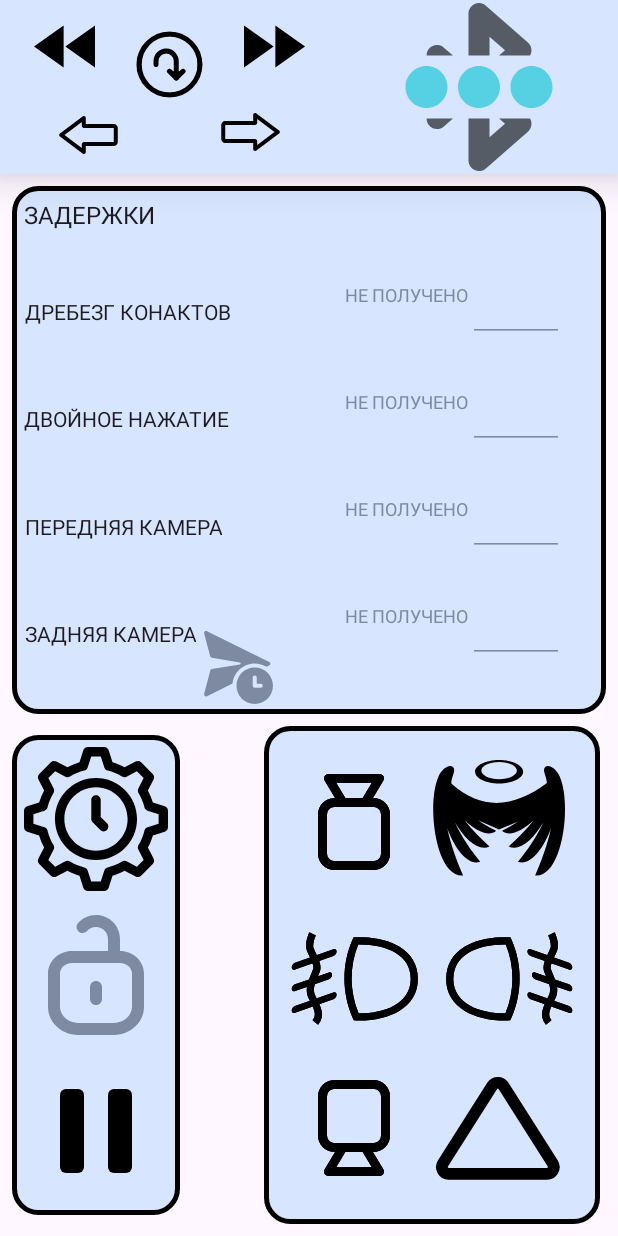
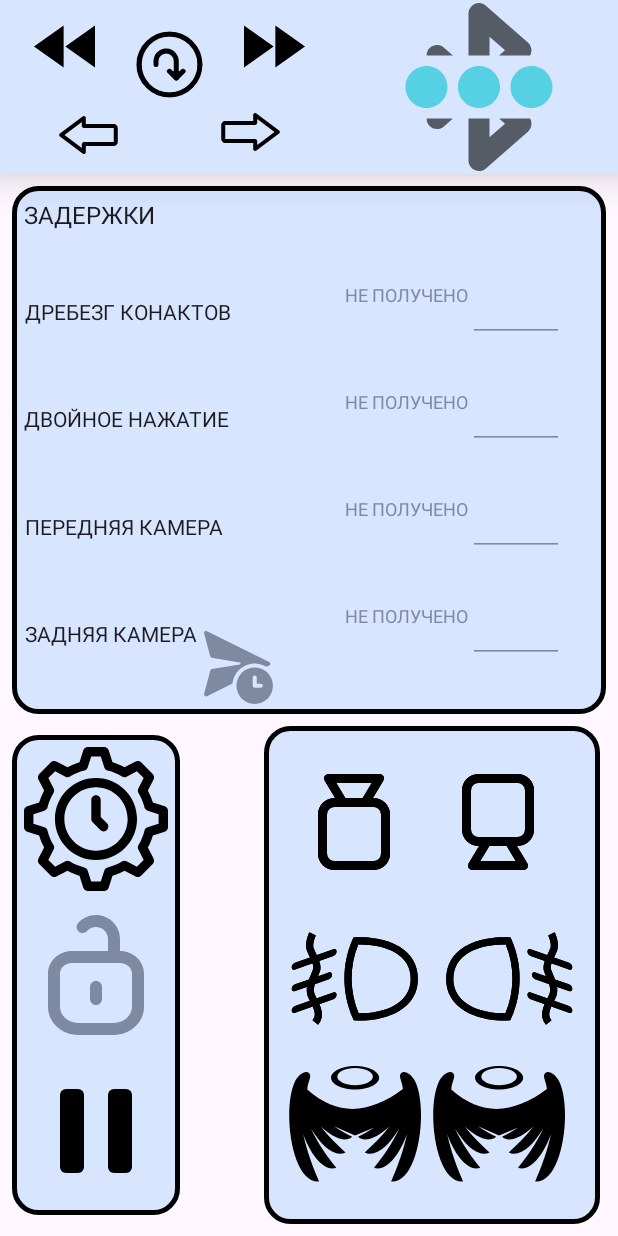
Before and after one commit to falconArdente/Car-controller_android-application, an Android app: the screen it shows after launch (MainActivity), after a tap on an icon or button, on a phone screen of 412 x 824 dp. Run offline under Robolectric (Android 15) with nearby library versions, the phone set to English and light mode, and no system bars; our stand-ins replace Dagger/Hilt's generated code; libraries missing offline, so code that uses them is left out: com.markodevcic.peko, com.welie.blessed; 3 statements that could not run were skipped; 2 other taps on this screen came first.

Commit message:
Промежуточный коммит: перебераю состояние

```diff
--- a/src/main/java/com/example/carcamerasandlightsbluetooth/data/bluetooth/BluetoothRepositoryImpl.kt
+++ b/src/main/java/com/example/carcamerasandlightsbluetooth/data/bluetooth/BluetoothRepositoryImpl.kt
@@ -189,7 +189,7 @@ class BluetoothRepositoryImpl @Inject constructor(
                     relayIsOn = frontCameraIsShown,
                     rightAngelEyeIsOn = rightAngelEyeIsOn,
                     leftAngelEyeIsOn = leftAngelEyeIsOn,
-                    displayIsOn = displayIsOn,
+                    displayIsOn = (frontCameraIsShown || rearCameraIsShown),
                     cameraState = if (testIsOn) CameraState.TEST_MODE else CameraState.CAMS_OFF
                 )
             )
--- a/src/main/java/com/example/carcamerasandlightsbluetooth/data/dto/DeviceReports.kt
+++ b/src/main/java/com/example/carcamerasandlightsbluetooth/data/dto/DeviceReports.kt
@@ -1,6 +1,5 @@
 package com.example.carcamerasandlightsbluetooth.data.dto
 
-import com.example.carcamerasandlightsbluetooth.domain.model.DeviceState
 import com.example.carcamerasandlightsbluetooth.domain.model.Timings
 
 sealed class DeviceReports {
@@ -9,7 +8,7 @@ sealed class DeviceReports {
     ) : DeviceReports()
 
     data class StateReport(
-        val state: DeviceState
+        val state: HardDeviceState
     ) : DeviceReports()
 
     data class AdditionalReport(
--- a/src/main/java/com/example/carcamerasandlightsbluetooth/domain/model/DeviceState.kt
+++ b/src/main/java/com/example/carcamerasandlightsbluetooth/domain/model/DeviceState.kt
@@ -13,7 +13,7 @@ data class DeviceState(
     val frontCameraIsShown: Boolean,
     val rightAngelEyeIsOn: Boolean,
     val leftAngelEyeIsOn: Boolean,
-    val displayIsOn: Boolean,
+    val rearCameraIsShown: Boolean,
     val testModeIsOn: Boolean,
     val timings: Timings
 ) {
@@ -38,7 +38,7 @@ data class DeviceState(
             frontCameraIsShown = false,
             rightAngelEyeIsOn = false,
             leftAngelEyeIsOn = false,
-            displayIsOn = false,
+            rearCameraIsShown = false,
             testModeIsOn = false,
             timings = Timings.NOT_INITIALIZED
         )
--- a/src/main/java/com/example/carcamerasandlightsbluetooth/presentation/MainActivity.kt
+++ b/src/main/java/com/example/carcamerasandlightsbluetooth/presentation/MainActivity.kt
@@ -3,6 +3,7 @@ package com.example.carcamerasandlightsbluetooth.presentation
 import android.content.res.Configuration
 import android.os.Bundle
 import android.text.method.ScrollingMovementMethod
+import android.util.Log
 import android.view.View
 import android.view.Window
 import android.widget.EditText
@@ -109,11 +110,11 @@ class MainActivity : AppCompatActivity() {
         with(binding.commandsBlock) {
             glass.setOnClickListener { viewModel.clickLock() }
             frontCam.setOnClickListener { viewModel.clickFrontCam() }
-            backCam.setOnClickListener { viewModel.clickRearCam() }
+            rearUnlockedCam.setOnClickListener { viewModel.clickRearCam() }
             leftFog.setOnClickListener { viewModel.clickLeftFog() }
             rightFog.setOnClickListener { viewModel.clickRightFog() }
-            angelEye.setOnClickListener { viewModel.clickAngelEye() }
-            cautionInSet.setOnClickListener { viewModel.clickCaution() }
+            rightAngelEye.setOnClickListener { viewModel.clickRightAngelEye() }
+            rearCamLeftAngelEye.setOnClickListener { viewModel.clickLeftAngelEye() }
         }
     }
 
@@ -170,8 +171,8 @@ class MainActivity : AppCompatActivity() {
             glass.isVisible = isLocked
             frontCamBack.isVisible = isLocked
             frontCamText.isVisible = isLocked
-            cautionInSet.isVisible = !isLocked
-            angelEye.isVisible = !isLocked
+            rightAngelEye.isVisible = !isLocked
+            rearUnlockedCam.isVisible = !isLocked
         }
         binding.columnSet.lockButton.setImageDrawable(
             AppCompatResources.getDrawable(
@@ -179,17 +180,19 @@ class MainActivity : AppCompatActivity() {
                 if (isLocked) R.drawable.lock else R.drawable.unlock
             )
         )
-
     }
 
-    private fun renderCommandSet(state: DeviceState, isLocked: Boolean = true) {
+    private fun renderCommandSet(state: DeviceState, isLocked: Boolean ) {
         with(binding.commandsBlock) {
             if (isLocked) {
+                // TODO updateState class for camera logic
                 backCamText.isVisible = state.rightAngelEyeIsOn
                 frontCamText.isVisible = state.frontCameraIsShown
-                backCam.setBackgroundDrawable(
+                Log.d("SimpleBLE", "isLocked triggerfor Render")
+                rearCamLeftAngelEye.setImageDrawable(
                     AppCompatResources.getDrawable(this@MainActivity, R.drawable.camera_void)
                 )
+                rearCamLeftAngelEye.rotation = 90f
                 frontCam.setBackgroundDrawable(
                     AppCompatResources.getDrawable(this@MainActivity, R.drawable.camera_void)
                 )
@@ -206,7 +209,8 @@ class MainActivity : AppCompatActivity() {
                     )
                 )
             } else {
-                backCam.setBackgroundDrawable(
+                //TODO state logic inside VM
+                rearUnlockedCam.setBackgroundDrawable(
                     AppCompatResources.getDrawable(
                         this@MainActivity,
                         if (state.rightAngelEyeIsOn) R.drawable.camera_on else R.drawable.camera_void
@@ -218,6 +222,10 @@ class MainActivity : AppCompatActivity() {
                         if (state.frontCameraIsShown) R.drawable.camera_on else R.drawable.camera_void
                     )
                 )
+                rearCamLeftAngelEye.setImageDrawable(
+                    AppCompatResources.getDrawable(this@MainActivity, R.drawable.angel_wings)
+                )
+                rearCamLeftAngelEye.rotation = 0f
             }
             leftFog.setBackgroundDrawable(
                 AppCompatResources.getDrawable(
@@ -231,13 +239,8 @@ class MainActivity : AppCompatActivity() {
                     if (state.rightFogIsOn) R.drawable.fog_lamp_on else R.drawable.fog_lamp
                 )
             )
-            cautionInSet.setImageDrawable(
-                AppCompatResources.getDrawable(
-                    this@MainActivity,
-                    if (state.cautionIsOn) R.drawable.caution_sign_on else R.drawable.caution_sign
-                )
-            )
-            angelEye.isActivated = state.leftAngelEyeIsOn
+            rightAngelEye.isActivated = state.rightAngelEyeIsOn
+            rearCamLeftAngelEye.isActivated = state.leftAngelEyeIsOn
         }
 // Column set Caution is Here
         binding.columnSet.cautionButton.setBackgroundDrawable(
--- a/src/main/res/layout/command_set.xml
+++ b/src/main/res/layout/command_set.xml
@@ -69,10 +69,11 @@
         tools:ignore="TextSizeCheck" />
 
     <androidx.appcompat.widget.AppCompatImageButton
-        android:id="@+id/angel_eye"
+        android:id="@+id/rear_unlocked_cam"
         style="@style/LockedCommSettButton"
         android:layout_marginEnd="@dimen/command_camera_margin_end"
-        android:src="@drawable/angel_wings"
+        android:rotation="90"
+        android:src="@drawable/camera_void"
         app:layout_constraintEnd_toEndOf="@id/end_guide"
         app:layout_constraintTop_toTopOf="@id/front_cam"
         tools:ignore="TextSizeCheck" />
@@ -109,7 +110,7 @@
         app:layout_constraintTop_toBottomOf="@id/left_fog" />
 
     <androidx.appcompat.widget.AppCompatImageView
-        android:id="@+id/back_cam"
+        android:id="@+id/rear_cam_left_angel_eye"
         android:layout_width="@dimen/button_size"
         android:layout_height="@dimen/button_size"
         android:layout_marginStart="@dimen/command_camera_margin_start"
@@ -128,12 +129,12 @@
         tools:ignore="TextSizeCheck" />
 
     <androidx.appcompat.widget.AppCompatImageButton
-        android:id="@+id/caution_in_set"
+        android:id="@+id/right_angel_eye"
         style="@style/LockedCommSettButton"
         android:layout_marginEnd="@dimen/command_camera_margin_end"
-        android:src="@drawable/caution_sign"
+        android:src="@drawable/angel_wings"
         app:layout_constraintEnd_toEndOf="@id/end_guide"
-        app:layout_constraintTop_toTopOf="@id/back_cam"
+        app:layout_constraintTop_toTopOf="@id/rear_cam_left_angel_eye"
         tools:ignore="TextSizeCheck" />
 
     <View
@@ -141,6 +142,6 @@
         android:layout_height="@dimen/icon_slide"
         app:layout_constraintBottom_toBottomOf="parent"
         app:layout_constraintStart_toStartOf="@id/start_gide"
-        app:layout_constraintTop_toBottomOf="@id/back_cam" />
+        app:layout_constraintTop_toBottomOf="@id/rear_cam_left_angel_eye" />
 
 </androidx.constraintlayout.widget.ConstraintLayout>
```
Also changed, not shown: src/main/java/com/example/carcamerasandlightsbluetooth/data/dto/HardDeviceState.kt (added, +19 -0 lines), src/main/java/com/example/carcamerasandlightsbluetooth/data/map/PacketsMapper.kt (+13 -6 lines), src/main/java/com/example/carcamerasandlightsbluetooth/presentation/RootViewModel.kt (+8 -1 lines).
